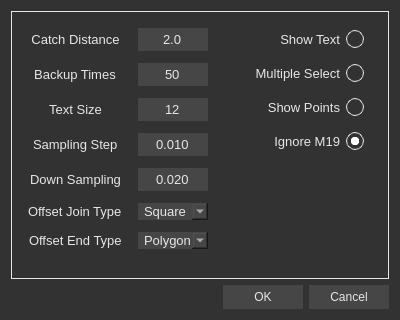
Before: the Qt Designer form src/ui/Setting.ui in chen6556/DSV, drawn with Qt 5.
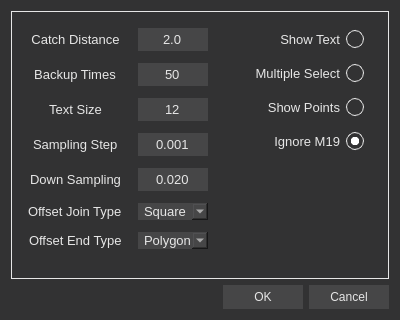
After: the same form once the commit is applied. Icons and pictures are not drawn.

Patch:
```diff
--- a/src/ui/Setting.ui
+++ b/src/ui/Setting.ui
@@ -501,10 +501,10 @@
             <number>3</number>
            </property>
            <property name="minimum">
-            <double>0.010000000000000</double>
+            <double>0.001000000000000</double>
            </property>
            <property name="maximum">
-            <double>0.100000000000000</double>
+            <double>0.200000000000000</double>
            </property>
            <property name="singleStep">
             <double>0.010000000000000</double>
```
